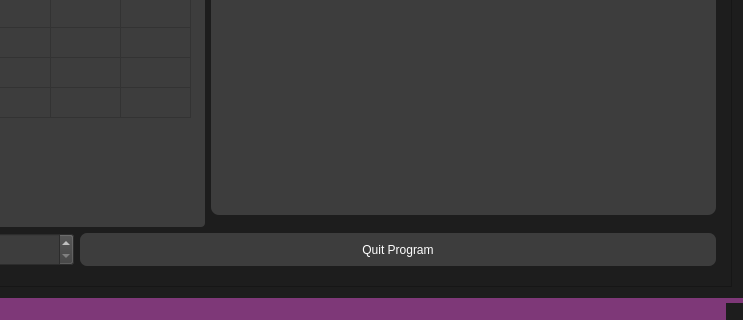
Qt form mainwindow.ui (TryBane/Servant-Tracker) before a commit; both pictures show x 494 to 1237 and y 624 to 944 of the 1237 by 944 pixel window.
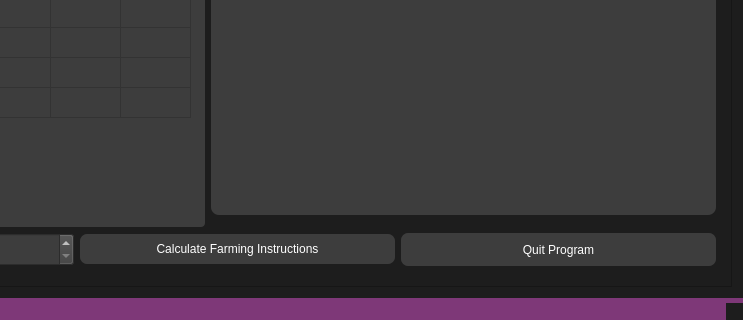
The same form after that commit. Icons and pictures are not drawn.

Commit message: Modified Farming Algorithm

```diff
--- a/mainwindow.ui
+++ b/mainwindow.ui
@@ -260,7 +260,15 @@
          <item row="12" column="2" colspan="2">
           <layout class="QHBoxLayout" name="horizontalLayout_2">
            <item>
-            <layout class="QHBoxLayout" name="horizontalLayout_3"/>
+            <layout class="QHBoxLayout" name="horizontalLayout_3">
+             <item>
+              <widget class="QPushButton" name="CalculateFarming">
+               <property name="text">
+                <string>Calculate Farming Instructions</string>
+               </property>
+              </widget>
+             </item>
+            </layout>
            </item>
            <item>
             <widget class="QPushButton" name="QuitButton">
```
The commit also changes 6 other files.
